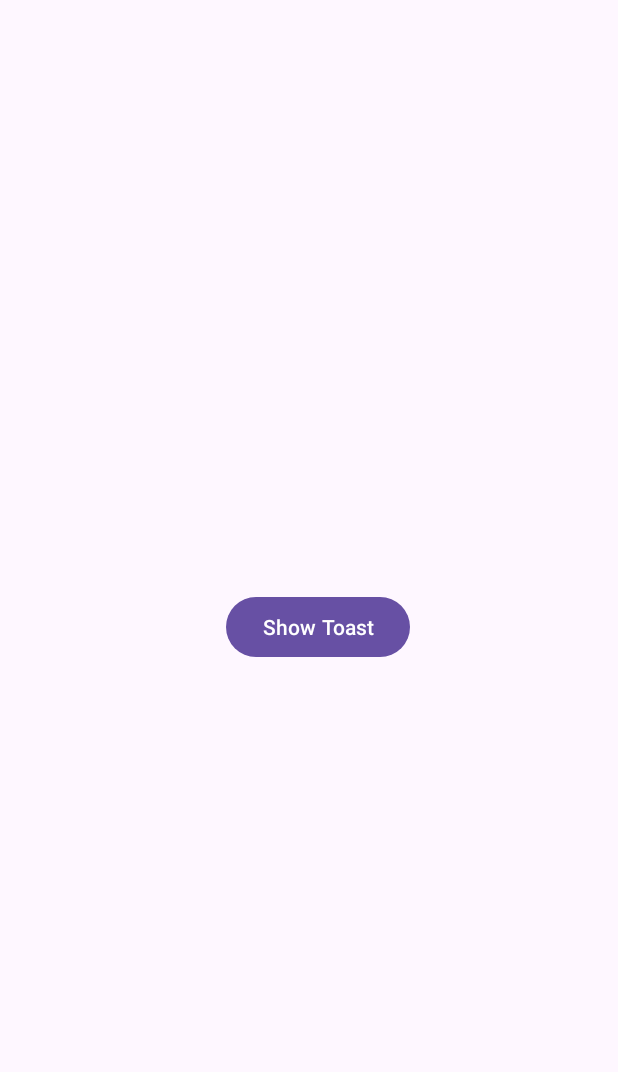
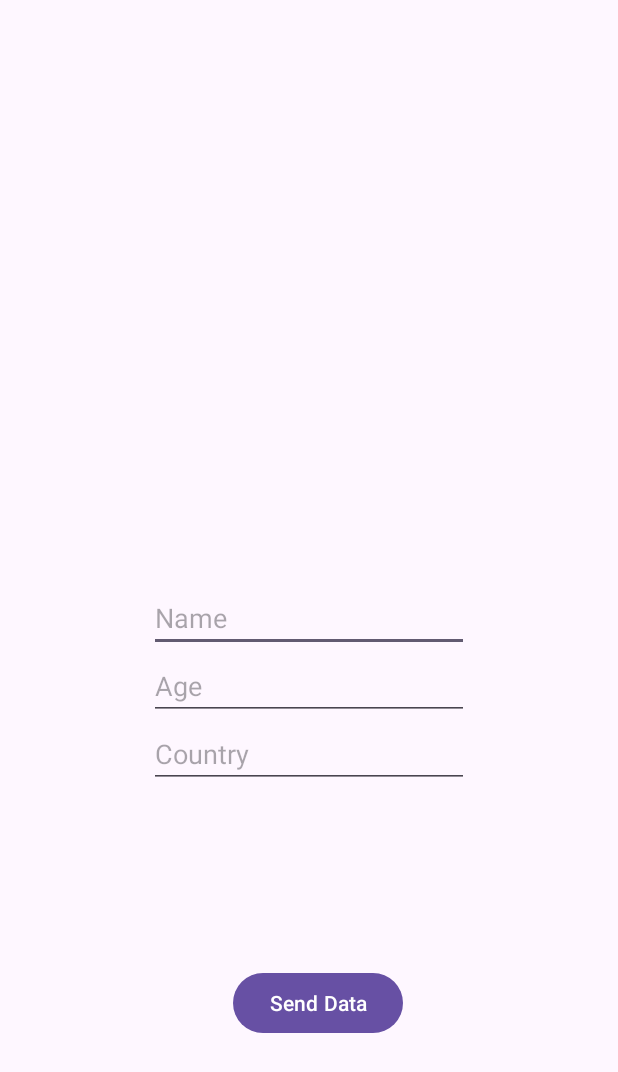
Before and after one commit to MaazSayyadGitHub/AndroidBasics, an Android app: the layout activity_main.xml on its own in the app's theme, with its tools: preview values and no code run, on a phone screen of 412 x 824 dp. Shown: the top 1072 px of the screen. Run offline under Robolectric (Android 15) with nearby library versions, the light colour scheme and no system bars.

Commit message:
Commit till Passing Data between activities..

```diff
--- a/app/src/main/res/layout/activity_main.xml
+++ b/app/src/main/res/layout/activity_main.xml
@@ -9,18 +9,51 @@
     android:padding="12dp"
     tools:context=".MainActivity">
 
-    <Button
-        android:id="@+id/btnShow"
+    <EditText
+        android:id="@+id/etName"
         android:layout_width="wrap_content"
         android:layout_height="wrap_content"
-        android:layout_marginStart="12dp"
-        android:layout_marginTop="12dp"
-        android:text="Show Toast"
+        android:ems="10"
+        android:hint="Name"
         app:layout_constraintBottom_toBottomOf="parent"
         app:layout_constraintEnd_toEndOf="parent"
         app:layout_constraintHorizontal_bias="0.5"
         app:layout_constraintStart_toStartOf="parent"
-        app:layout_constraintTop_toTopOf="parent"
+        app:layout_constraintTop_toTopOf="parent" />
+
+    <EditText
+        android:id="@+id/etAge"
+        android:layout_width="wrap_content"
+        android:layout_height="wrap_content"
+        android:hint="Age"
+        android:ems="10"
+        app:layout_constraintEnd_toEndOf="parent"
+        app:layout_constraintHorizontal_bias="0.5"
+        app:layout_constraintStart_toStartOf="parent"
+        app:layout_constraintTop_toBottomOf="@+id/etName" />
+
+    <EditText
+        android:id="@+id/etCountry"
+        android:layout_width="wrap_content"
+        android:layout_height="wrap_content"
+        android:hint="Country"
+        android:ems="10"
+        app:layout_constraintEnd_toEndOf="parent"
+        app:layout_constraintHorizontal_bias="0.5"
+        app:layout_constraintStart_toStartOf="parent"
+        app:layout_constraintTop_toBottomOf="@+id/etAge" />
+
+    <Button
+        android:id="@+id/sendData"
+        android:layout_width="wrap_content"
+        android:layout_height="wrap_content"
+        android:layout_marginStart="12dp"
+        android:text="Send Data"
+        app:layout_constraintBottom_toBottomOf="parent"
+        app:layout_constraintEnd_toEndOf="parent"
+        app:layout_constraintHorizontal_bias="0.5"
+        app:layout_constraintStart_toStartOf="parent"
+        app:layout_constraintTop_toBottomOf="@+id/etCountry"
         app:layout_constraintVertical_bias="0.5" />
 
 </androidx.constraintlayout.widget.ConstraintLayout>
```
Also changed, not shown: app/src/main/AndroidManifest.xml (+7 -0 lines), app/src/main/java/com/example/androidbasics/MainActivity.kt (+36 -7 lines), app/src/main/java/com/example/androidbasics/PermissionsActivity.kt (added, +20 -0 lines), app/src/main/java/com/example/androidbasics/SamplePerson.kt (added, +33 -0 lines), app/src/main/java/com/example/androidbasics/SecondActivity.kt (added, +33 -0 lines), app/src/main/java/com/example/androidbasics/ThirdActivity.kt (added, +21 -0 lines), app/src/main/res/layout/activity_permissions.xml (added, +10 -0 lines), app/src/main/res/layout/activity_second.xml (added, +44 -0 lines), app/src/main/res/layout/activity_third.xml (added, +23 -0 lines).
